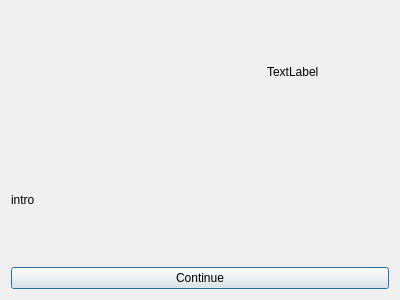
Before: the Qt Designer form Planet_Invasion/intro.ui in CS4076Rplay/CS4076, drawn with Qt 5.
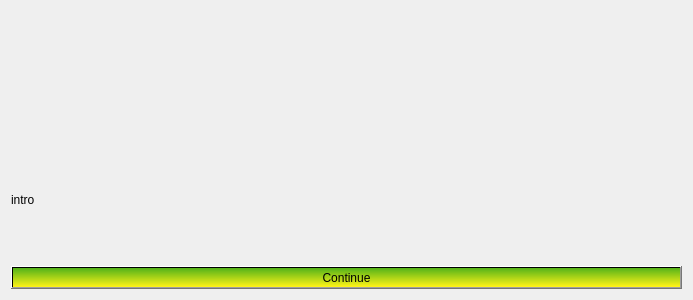
After: the same form once the commit is applied. Icons and pictures are not drawn.

The edit to the form file:
```diff
--- a/Planet_Invasion/intro.ui
+++ b/Planet_Invasion/intro.ui
@@ -6,7 +6,7 @@
    <rect>
     <x>0</x>
     <y>0</y>
-    <width>400</width>
+    <width>693</width>
     <height>300</height>
    </rect>
   </property>
@@ -39,10 +39,23 @@
        </property>
       </widget>
      </item>
+     <item>
+      <widget class="QLabel" name="label">
+       <property name="text">
+        <string/>
+       </property>
+       <property name="pixmap">
+        <pixmap resource="assets.qrc">:/ch3.png</pixmap>
+       </property>
+      </widget>
+     </item>
      <item>
       <widget class="QLabel" name="label_2">
        <property name="text">
-        <string>TextLabel</string>
+        <string/>
+       </property>
+       <property name="pixmap">
+        <pixmap resource="assets.qrc">:/ch2.png</pixmap>
        </property>
       </widget>
      </item>
@@ -57,6 +70,10 @@
    </item>
    <item>
     <widget class="QPushButton" name="pushButton">
+     <property name="styleSheet">
+      <string notr="true">background-color: qlineargradient(spread:pad, x1:0, y1:0, x2:0.03, y2:1, stop:0 rgba(81, 178, 25, 255), stop:1 rgba(255, 243, 23, 255));
+</string>
+     </property>
      <property name="text">
       <string>Continue</string>
      </property>
```
